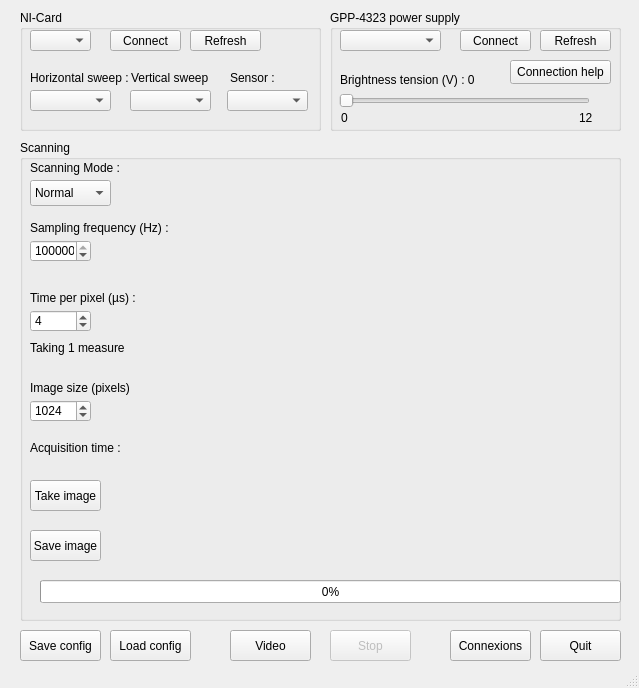
This is Python/final.ui in Simoooooooooon/OptiqueParticulesChargees as Qt 5 draws it before an edit. The edited form follows.
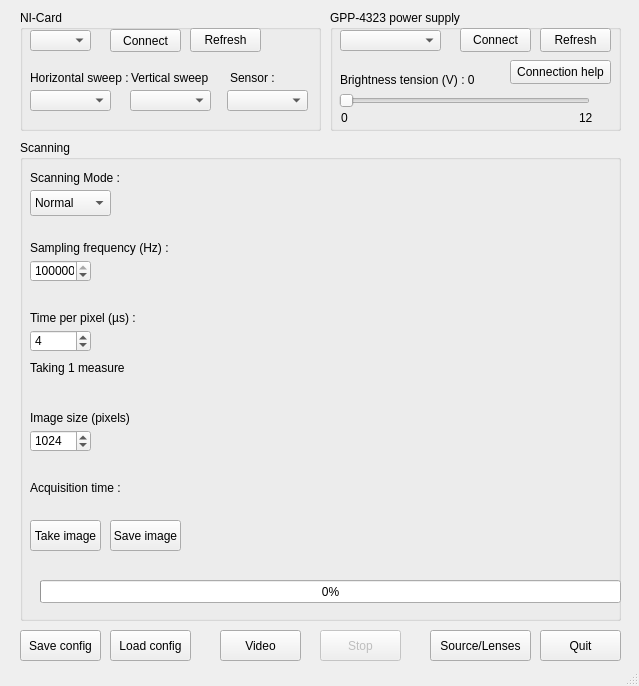
This is the edited form.

The edit to the form file:
```diff
--- a/Python/final.ui
+++ b/Python/final.ui
@@ -7,7 +7,7 @@
     <x>0</x>
     <y>0</y>
     <width>639</width>
-    <height>688</height>
+    <height>686</height>
    </rect>
   </property>
   <property name="windowTitle">
@@ -33,9 +33,9 @@
      <property name="geometry">
       <rect>
        <x>90</x>
-       <y>20</y>
+       <y>19</y>
        <width>71</width>
-       <height>21</height>
+       <height>23</height>
       </rect>
      </property>
      <property name="text">
@@ -56,9 +56,9 @@
      <property name="geometry">
       <rect>
        <x>170</x>
-       <y>20</y>
+       <y>18</y>
        <width>71</width>
-       <height>21</height>
+       <height>24</height>
       </rect>
      </property>
      <property name="text">
@@ -174,9 +174,9 @@
      <property name="geometry">
       <rect>
        <x>130</x>
-       <y>20</y>
+       <y>18</y>
        <width>71</width>
-       <height>21</height>
+       <height>24</height>
       </rect>
      </property>
      <property name="text">
@@ -197,9 +197,9 @@
      <property name="geometry">
       <rect>
        <x>210</x>
-       <y>20</y>
+       <y>18</y>
        <width>71</width>
-       <height>21</height>
+       <height>24</height>
       </rect>
      </property>
      <property name="text">
@@ -303,7 +303,7 @@
      <property name="geometry">
       <rect>
        <x>10</x>
-       <y>80</y>
+       <y>100</y>
        <width>141</width>
        <height>16</height>
       </rect>
@@ -316,7 +316,7 @@
      <property name="geometry">
       <rect>
        <x>10</x>
-       <y>100</y>
+       <y>120</y>
        <width>61</width>
        <height>22</height>
       </rect>
@@ -335,7 +335,7 @@
      <property name="geometry">
       <rect>
        <x>10</x>
-       <y>150</y>
+       <y>170</y>
        <width>111</width>
        <height>16</height>
       </rect>
@@ -348,7 +348,7 @@
      <property name="geometry">
       <rect>
        <x>10</x>
-       <y>170</y>
+       <y>190</y>
        <width>61</width>
        <height>22</height>
       </rect>
@@ -373,7 +373,7 @@
      <property name="geometry">
       <rect>
        <x>10</x>
-       <y>240</y>
+       <y>270</y>
        <width>101</width>
        <height>16</height>
       </rect>
@@ -386,7 +386,7 @@
      <property name="geometry">
       <rect>
        <x>10</x>
-       <y>260</y>
+       <y>290</y>
        <width>61</width>
        <height>22</height>
       </rect>
@@ -395,7 +395,7 @@
       <number>10</number>
      </property>
      <property name="maximum">
-      <number>2048</number>
+      <number>8192</number>
      </property>
      <property name="value">
       <number>1024</number>
@@ -418,9 +418,9 @@
      <property name="geometry">
       <rect>
        <x>10</x>
-       <y>300</y>
+       <y>338</y>
        <width>161</width>
-       <height>16</height>
+       <height>20</height>
       </rect>
      </property>
      <property name="text">
@@ -431,7 +431,7 @@
      <property name="geometry">
       <rect>
        <x>10</x>
-       <y>340</y>
+       <y>380</y>
        <width>71</width>
        <height>31</height>
       </rect>
@@ -456,8 +456,8 @@
     <widget class="QPushButton" name="pushButton_save_image">
      <property name="geometry">
       <rect>
-       <x>10</x>
-       <y>390</y>
+       <x>90</x>
+       <y>380</y>
        <width>71</width>
        <height>31</height>
       </rect>
@@ -470,7 +470,7 @@
      <property name="geometry">
       <rect>
        <x>10</x>
-       <y>40</y>
+       <y>50</y>
        <width>81</width>
        <height>26</height>
       </rect>
@@ -493,7 +493,7 @@
      <property name="geometry">
       <rect>
        <x>10</x>
-       <y>20</y>
+       <y>30</y>
        <width>141</width>
        <height>16</height>
       </rect>
@@ -506,7 +506,7 @@
      <property name="geometry">
       <rect>
        <x>10</x>
-       <y>200</y>
+       <y>220</y>
        <width>111</width>
        <height>16</height>
       </rect>
@@ -559,7 +559,7 @@
    <widget class="QPushButton" name="pushButton_start_video">
     <property name="geometry">
      <rect>
-      <x>230</x>
+      <x>220</x>
       <y>630</y>
       <width>81</width>
       <height>31</height>
@@ -575,7 +575,7 @@
     </property>
     <property name="geometry">
      <rect>
-      <x>330</x>
+      <x>320</x>
       <y>630</y>
       <width>81</width>
       <height>31</height>
@@ -588,9 +588,9 @@
    <widget class="QPushButton" name="pushButton_connections">
     <property name="geometry">
      <rect>
-      <x>450</x>
+      <x>430</x>
       <y>630</y>
-      <width>81</width>
+      <width>101</width>
       <height>31</height>
      </rect>
     </property>
@@ -602,7 +602,7 @@
      </font>
     </property>
     <property name="text">
-     <string>Connexions</string>
+     <string>Source/Lenses</string>
     </property>
    </widget>
   </widget>
```
